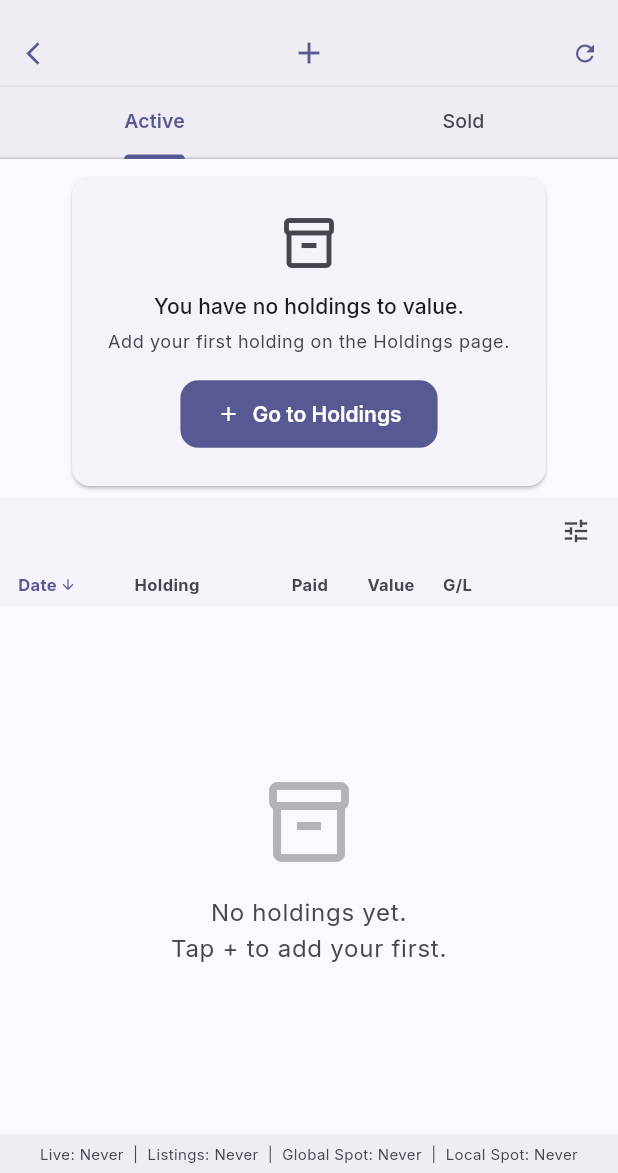
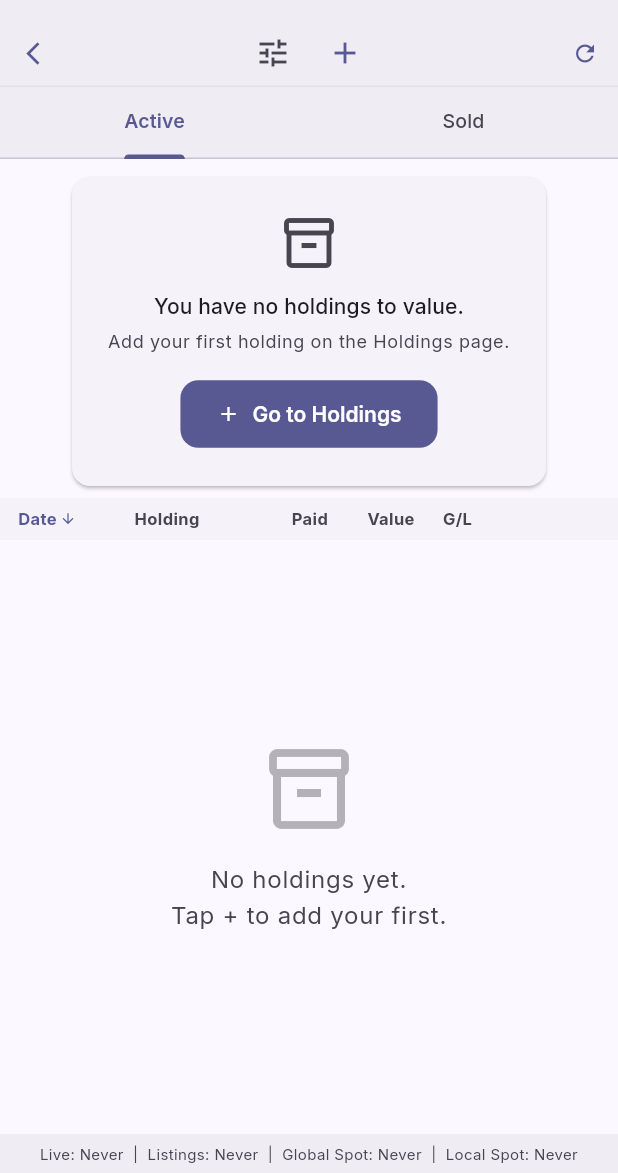
Before and after one commit to razscarl/metal_tracker, a Flutter app: the HoldingsScreen screen opened directly, on a phone screen of 412 x 824 dp, the part 63-1236 px from its top. Run offline on Flutter 3.47's test engine with Material 3 defaults, Android fonts, the phone set to English and light mode, and no system bars; our stand-ins replace fl_chart, flutter_colorpicker, flutter_riverpod, google_fonts, package_info_plus, riverpod_annotation and 2 more; accounts and stored records are empty; generated files the repository leaves out were written again.

Commit message:
fix: Holdings table full width + filter to AppBar + Admin Dashboard Cards
Holdings: ColoredBox → Container(width: infinity) in all 3 table headers.
HoldingsScreen → ConsumerStatefulWidget; filter button lifted to AppBar
actions with count badge; tabs receive onFilterChanged callback.
Admin Dashboard: custom Container → Material Card + InkWell throughout.

Co-Authored-By: Claude Sonnet 4.6 <noreply@anthropic.com>

```diff
--- a/lib/features/holdings/presentation/screens/holdings_screen.dart
+++ b/lib/features/holdings/presentation/screens/holdings_screen.dart
@@ -33,20 +33,83 @@ enum _SSort { date, name, paid, sold, profit }
 
 // ── Screen ────────────────────────────────────────────────────────────────────
 
-class HoldingsScreen extends ConsumerWidget {
+class HoldingsScreen extends ConsumerStatefulWidget {
   const HoldingsScreen({super.key});
 
   @override
-  Widget build(BuildContext context, WidgetRef ref) {
-    return DefaultTabController(
-      length: 2,
-      child: AppScaffold(
+  ConsumerState<HoldingsScreen> createState() => _HoldingsScreenState();
+}
+
+class _HoldingsScreenState extends ConsumerState<HoldingsScreen>
+    with SingleTickerProviderStateMixin {
+  late final TabController _tabController;
+  int _filterCount = 0;
+  VoidCallback? _onFilterTap;
+
+  @override
+  void initState() {
+    super.initState();
+    _tabController = TabController(length: 2, vsync: this);
+    _tabController.addListener(() {
+      // Clear filter state when switching tabs
+      if (!_tabController.indexIsChanging) {
+        setState(() { _filterCount = 0; _onFilterTap = null; });
+      }
+    });
+  }
+
+  @override
+  void dispose() {
+    _tabController.dispose();
+    super.dispose();
+  }
+
+  void _updateFilter(int count, VoidCallback? onTap) {
+    WidgetsBinding.instance.addPostFrameCallback((_) {
+      if (mounted && (_filterCount != count || _onFilterTap != onTap)) {
+        setState(() { _filterCount = count; _onFilterTap = onTap; });
+      }
+    });
+  }
+
+  @override
+  Widget build(BuildContext context) {
+    final cs = Theme.of(context).colorScheme;
+    return AppScaffold(
       title: 'My Holdings',
       onRefresh: () {
         ref.invalidate(holdingsProvider);
         ref.invalidate(portfolioValuationProvider);
       },
       actions: [
+        // Filter button — always visible, routes to active tab's filter
+        Stack(
+          alignment: Alignment.topRight,
+          children: [
+            IconButton(
+              icon: Icon(Icons.tune,
+                  color: _filterCount > 0 ? cs.primary : cs.onSurfaceVariant),
+              tooltip:   'Filter',
+              onPressed: _onFilterTap,
+            ),
+            if (_filterCount > 0)
+              Positioned(
+                top: 8, right: 8,
+                child: Container(
+                  width: 16, height: 16,
+                  decoration: BoxDecoration(
+                      color: cs.primary, shape: BoxShape.circle),
+                  child: Center(
+                    child: Text('$_filterCount',
+                        style: TextStyle(
+                            color: cs.onPrimary,
+                            fontSize: 9,
+                            fontWeight: FontWeight.bold)),
+                  ),
+                ),
+              ),
+          ],
+        ),
         IconButton(
           icon:    const Icon(Icons.add),
           tooltip: 'Add Holding',
@@ -58,12 +121,16 @@ class HoldingsScreen extends ConsumerWidget {
           },
         ),
       ],
-        tabBar: const TabBar(
-          tabs: [Tab(text: 'Active'), Tab(text: 'Sold')],
+      tabBar: TabBar(
+        controller: _tabController,
+        tabs: const [Tab(text: 'Active'), Tab(text: 'Sold')],
       ),
-        body: const TabBarView(
-          children: [_ActiveTab(), _SoldTab()],
-        ),
+      body: TabBarView(
+        controller: _tabController,
+        children: [
+          _ActiveTab(onFilterChanged: _updateFilter),
+          _SoldTab(onFilterChanged: _updateFilter),
+        ],
       ),
     );
   }
@@ -72,7 +139,8 @@ class HoldingsScreen extends ConsumerWidget {
 // ── Active Tab ────────────────────────────────────────────────────────────────
 
 class _ActiveTab extends ConsumerStatefulWidget {
-  const _ActiveTab();
+  final void Function(int count, VoidCallback? onTap) onFilterChanged;
+  const _ActiveTab({required this.onFilterChanged});
   @override
   ConsumerState<_ActiveTab> createState() => _ActiveTabState();
 }
@@ -206,6 +274,10 @@ class _ActiveTabState extends ConsumerState<_ActiveTab> {
       },
       child: holdingsAsync.when(
         data: (holdings) {
+          // Register filter count + callback with parent action bar
+          widget.onFilterChanged(
+              _filterCount, () => _showFilterSheet(context, formNames));
+
           final valuation = valuationAsync.valueOrNull;
           final annotated = _allAnnotated = holdings.map((h) {
             double? gainLoss, gainLossPercent, currentValue;
@@ -270,8 +342,6 @@ class _ActiveTabState extends ConsumerState<_ActiveTab> {
                 padding: const EdgeInsets.fromLTRB(12, 8, 12, 4),
                 child: PortfolioValuationCard(metalFilter: metalTypeFilter),
               ),
-              _FilterRow(filterCount: _filterCount,
-                  onFilter: () => _showFilterSheet(context, formNames)),
               _TableHeader<_ASort>(
                 config:  _sortConfig,
                 onTap:   _onHeaderTap,
@@ -326,7 +396,8 @@ class _ActiveTabState extends ConsumerState<_ActiveTab> {
 // ── Sold Tab ──────────────────────────────────────────────────────────────────
 
 class _SoldTab extends ConsumerStatefulWidget {
-  const _SoldTab();
+  final void Function(int count, VoidCallback? onTap) onFilterChanged;
+  const _SoldTab({required this.onFilterChanged});
   @override
   ConsumerState<_SoldTab> createState() => _SoldTabState();
 }
@@ -397,6 +468,9 @@ class _SoldTabState extends ConsumerState<_SoldTab> {
     final holdingsAsync = ref.watch(soldHoldingsProvider);
     return holdingsAsync.when(
       data: (holdings) {
+        widget.onFilterChanged(
+            _filterCount, () => _showFilterSheet(context));
+
         final annotated = holdings.map((h) {
           double? profit, profitPercent;
           final soldPrice = h.soldPrice;
@@ -433,8 +507,6 @@ class _SoldTabState extends ConsumerState<_SoldTab> {
               loading: () => const SizedBox.shrink(),
               error:   (_, __) => const SizedBox.shrink(),
             ),
-            _FilterRow(filterCount: _filterCount,
-                onFilter: () => _showFilterSheet(context)),
             _SoldTableHeader(config: _sortConfig, onTap: _onHeaderTap),
             Expanded(
               child: filtered.isEmpty
@@ -485,9 +557,9 @@ class _FilterRow extends StatelessWidget {
   Widget build(BuildContext context) {
     final cs = Theme.of(context).colorScheme;
     final tt = Theme.of(context).textTheme;
-    return ColoredBox(
+    return Container(
+      width: double.infinity,
       color: cs.surfaceContainerLow,
-      child: Padding(
       padding: const EdgeInsets.symmetric(horizontal: 8, vertical: 2),
       child: Row(
           mainAxisAlignment: MainAxisAlignment.end,
@@ -529,7 +601,6 @@ class _FilterRow extends StatelessWidget {
             ),
           ],
         ),
-      ),
     );
   }
 }
@@ -552,9 +623,9 @@ class _TableHeader<T extends Enum> extends StatelessWidget {
   @override
   Widget build(BuildContext context) {
     final cs = Theme.of(context).colorScheme;
-    return ColoredBox(
+    return Container(
+      width: double.infinity,
       color: cs.surfaceContainerLow,
-      child: Padding(
       padding: const EdgeInsets.fromLTRB(12, 0, 12, 0),
       child: Row(
           children: columns.map((c) {
@@ -596,7 +667,6 @@ class _TableHeader<T extends Enum> extends StatelessWidget {
               ),
             );
           }).toList(),
-        ),
         ),
     );
   }
@@ -650,9 +720,9 @@ class _SoldTableHeader extends StatelessWidget {
   @override
   Widget build(BuildContext context) {
     final cs = Theme.of(context).colorScheme;
-    return ColoredBox(
+    return Container(
+      width: double.infinity,
       color: cs.surfaceContainerLow,
-      child: Padding(
       padding: const EdgeInsets.fromLTRB(12, 0, 12, 0),
       child: Row(
           children: [
@@ -663,7 +733,6 @@ class _SoldTableHeader extends StatelessWidget {
             _cell(context, 'Sold',    _SSort.sold,   _kSSold),
             _cell(context, 'Profit',  _SSort.profit, _kSProfit),
           ],
-        ),
         ),
     );
   }
```
Lines whose indentation alone changed are shown as unchanged.
